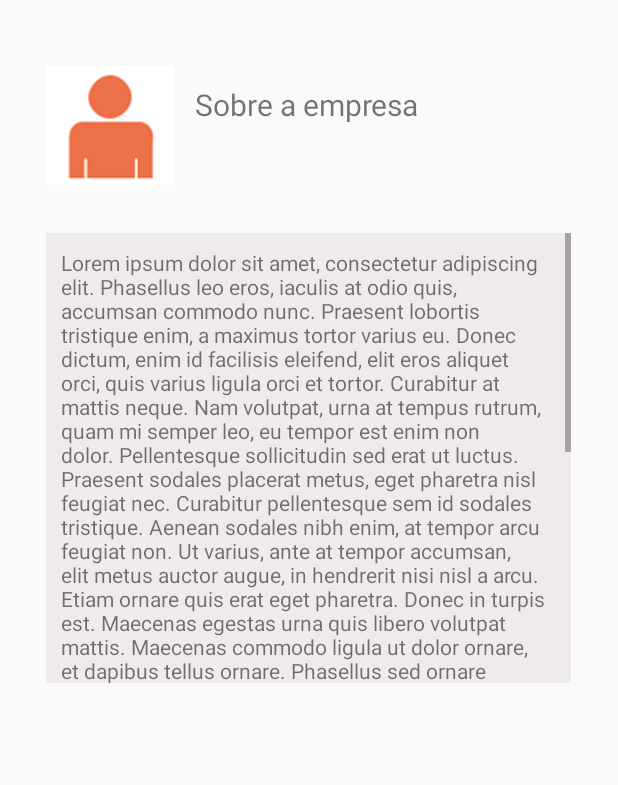
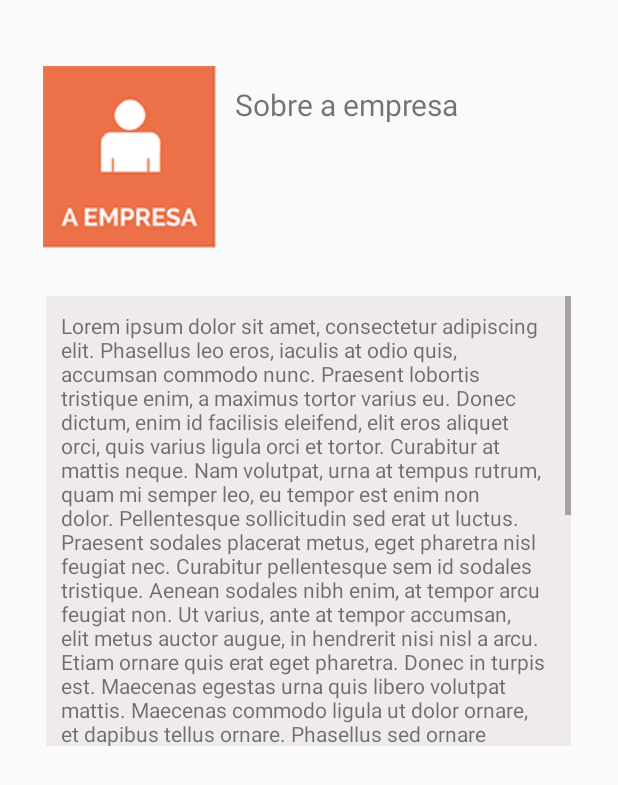
Before and after one commit to jr-martins/ProjetoEmpresa, an Android app: the screen it shows after launch (EmpresaActivity), after a tap on an icon or button, on a phone screen of 412 x 824 dp. Shown: the top 785 px of the screen. Run offline under Robolectric (Android 15) with nearby library versions, the phone set to English and light mode, and no system bars.

Commit message:
Projeto Consultoria

```diff
--- a/app/src/main/java/com/cursoandroid/atmempresaconsultoria/MainActivity.java
+++ b/app/src/main/java/com/cursoandroid/atmempresaconsultoria/MainActivity.java
@@ -21,21 +21,19 @@ public class MainActivity extends Activity {
         super.onCreate(savedInstanceState);
         setContentView(R.layout.activity_main);
 
+        castAtributos();
+
+        navigationActivity();
+
+    }
+
+    private void castAtributos()
+    {
+
         botaoEmpresa = findViewById(R.id.empresaId);
         botaoServico = findViewById(R.id.servicoId);
         botaoCliente = findViewById(R.id.clienteId);
         botaoContato = findViewById(R.id.contatoId);
-
-        navigationActivity();
-
-
-
-
-
-
-
-
-
 
     }
 
@@ -86,7 +84,6 @@ public class MainActivity extends Activity {
 
 
 
-//                startActivity(new Intent(MainActivity.this,ContatoActivity.class));
 
                 Intent in = new Intent(MainActivity.this, ContatoActivity.class);
                 ActivityOptionsCompat activityOptionsCompat = ActivityOptionsCompat.makeSceneTransitionAnimation(MainActivity.this, botaoContato, ViewCompat.getTransitionName(botaoContato));
@@ -99,12 +96,5 @@ public class MainActivity extends Activity {
             }
         });
 
-
-
-
-
-
-
-
     }
 }
--- a/app/src/main/res/layout/activity_empresa.xml
+++ b/app/src/main/res/layout/activity_empresa.xml
@@ -16,7 +16,7 @@
         android:layout_marginTop="44dp"
         android:layout_marginEnd="8dp"
         android:layout_marginBottom="308dp"
-        android:src="@drawable/detalhe_empresa"
+        android:src="@drawable/menu_empresa"
         app:layout_constraintEnd_toEndOf="parent"
         app:layout_constraintHorizontal_bias="0.074"
         app:layout_constraintStart_toStartOf="parent"
--- a/app/src/main/res/layout/activity_servico.xml
+++ b/app/src/main/res/layout/activity_servico.xml
@@ -14,7 +14,7 @@
         android:layout_marginStart="8dp"
         android:layout_marginTop="44dp"
         android:layout_marginEnd="8dp"
-        android:src="@drawable/detalhe_servico"
+        android:src="@drawable/menu_servico"
         app:layout_constraintEnd_toEndOf="parent"
         app:layout_constraintHorizontal_bias="0.074"
         app:layout_constraintStart_toStartOf="parent"
```
